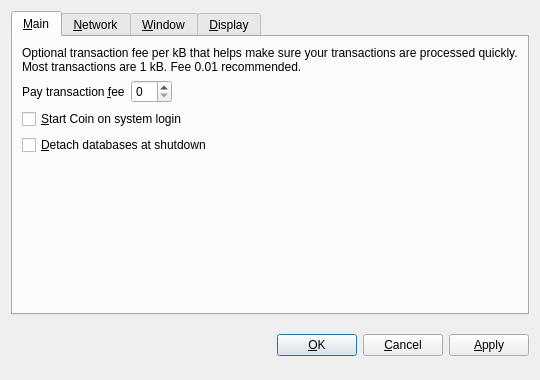
The window that src/qt/forms/optionsdialog.ui (presstab/NobleCoin) describes before a commit, drawn with Qt 5.
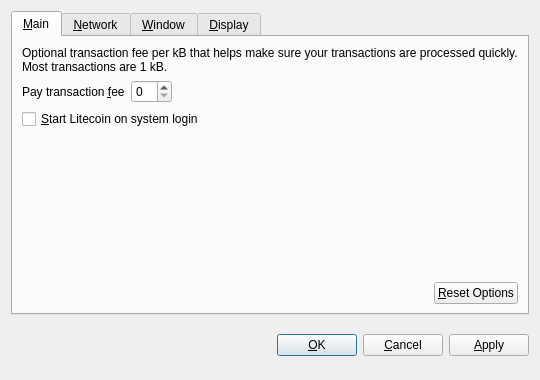
The same window after the commit. The open tabs and pages were chosen to show the change. Custom widgets are drawn as their Qt base class.

```diff
--- a/src/qt/forms/optionsdialog.ui
+++ b/src/qt/forms/optionsdialog.ui
@@ -33,7 +33,7 @@
        <item>
         <widget class="QLabel" name="transactionFeeInfoLabel">
          <property name="text">
-          <string>Optional transaction fee per kB that helps make sure your transactions are processed quickly. Most transactions are 1 kB. Fee 0.01 recommended.</string>
+          <string>Optional transaction fee per kB that helps make sure your transactions are processed quickly. Most transactions are 1 kB.</string>
          </property>
          <property name="textFormat">
           <enum>Qt::PlainText</enum>
@@ -82,17 +82,7 @@
           <string>Automatically start Coin after logging in to the system.</string>
          </property>
          <property name="text">
-          <string>&amp;Start Coin on system login</string>
-         </property>
-        </widget>
-       </item>
-       <item>
-        <widget class="QCheckBox" name="detachDatabases">
-         <property name="toolTip">
-          <string>Detach block and address databases at shutdown. This means they can be moved to another data directory, but it slows down shutdown. The wallet is always detached.</string>
-         </property>
-         <property name="text">
-          <string>&amp;Detach databases at shutdown</string>
+          <string>&amp;Start Litecoin on system login</string>
          </property>
         </widget>
        </item>
@@ -109,6 +99,36 @@
          </property>
         </spacer>
        </item>
+       <item>
+        <layout class="QHBoxLayout" name="horizontalLayout_2_Main">
+         <item>
+          <spacer name="horizontalSpacer_2_Main">
+           <property name="orientation">
+            <enum>Qt::Horizontal</enum>
+           </property>
+           <property name="sizeHint" stdset="0">
+            <size>
+             <width>40</width>
+             <height>20</height>
+            </size>
+           </property>
+          </spacer>
+         </item>
+         <item>
+          <widget class="QPushButton" name="resetButton">
+           <property name="toolTip">
+            <string>Reset all client options to default.</string>
+           </property>
+           <property name="text">
+            <string>&amp;Reset Options</string>
+           </property>
+           <property name="autoDefault">
+            <bool>false</bool>
+           </property>
+          </widget>
+         </item>
+        </layout>
+       </item>
       </layout>
      </widget>
      <widget class="QWidget" name="tabNetwork">
```
Left out of the diff: 32 changed lines with no effect on the pictures.
